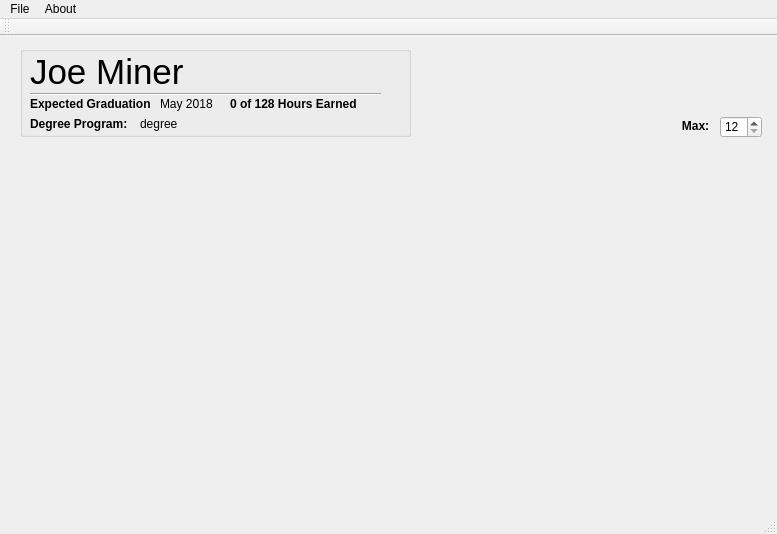
Old version of the form mainwindow.ui in the repository pts211/CS206.
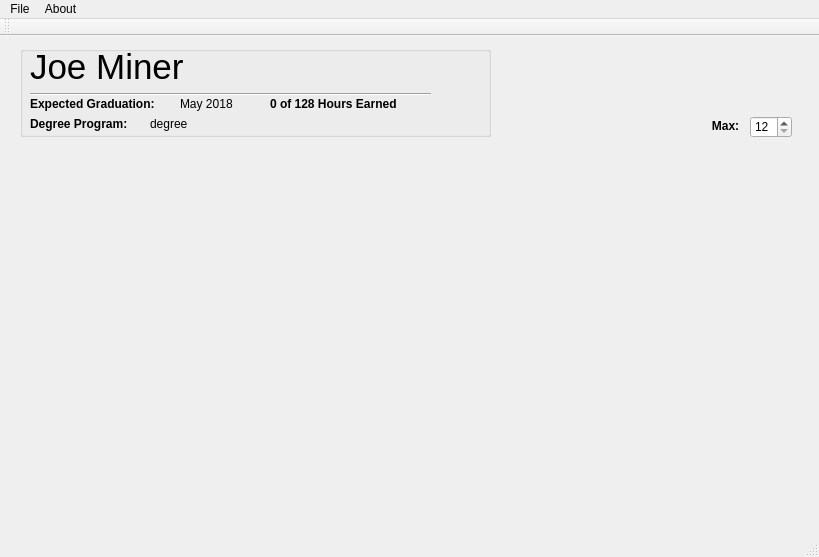
New version of the form.

Commit message: Fixed small window size issues Added about dialog

```diff
--- a/mainwindow.ui
+++ b/mainwindow.ui
@@ -6,8 +6,8 @@
    <rect>
     <x>0</x>
     <y>0</y>
-    <width>777</width>
-    <height>534</height>
+    <width>819</width>
+    <height>557</height>
    </rect>
   </property>
   <property name="sizePolicy">
@@ -28,7 +28,7 @@
      <rect>
       <x>19</x>
       <y>110</y>
-      <width>741</width>
+      <width>781</width>
       <height>371</height>
      </rect>
     </property>
@@ -41,7 +41,7 @@
    <widget class="QLabel" name="maxLabel">
     <property name="geometry">
      <rect>
-      <x>680</x>
+      <x>710</x>
       <y>80</y>
       <width>31</width>
       <height>20</height>
@@ -63,7 +63,7 @@
    <widget class="QSpinBox" name="maxBox">
     <property name="geometry">
      <rect>
-      <x>720</x>
+      <x>750</x>
       <y>80</y>
       <width>42</width>
       <height>22</height>
@@ -81,7 +81,7 @@
      <rect>
       <x>20</x>
       <y>10</y>
-      <width>391</width>
+      <width>471</width>
       <height>91</height>
      </rect>
     </property>
@@ -92,9 +92,9 @@
      <property name="geometry">
       <rect>
        <x>10</x>
-       <y>10</y>
+       <y>0</y>
        <width>361</width>
-       <height>31</height>
+       <height>41</height>
       </rect>
      </property>
      <property name="font">
@@ -111,7 +111,7 @@
     <widget class="QLabel" name="labelDegree">
      <property name="geometry">
       <rect>
-       <x>120</x>
+       <x>130</x>
        <y>70</y>
        <width>231</width>
        <height>16</height>
@@ -130,9 +130,9 @@
     <widget class="QLabel" name="labelHoursEarned">
      <property name="geometry">
       <rect>
-       <x>210</x>
+       <x>250</x>
        <y>50</y>
-       <width>161</width>
+       <width>171</width>
        <height>16</height>
       </rect>
      </property>
@@ -151,7 +151,7 @@
       <rect>
        <x>10</x>
        <y>50</y>
-       <width>121</width>
+       <width>151</width>
        <height>16</height>
       </rect>
      </property>
@@ -170,7 +170,7 @@
       <rect>
        <x>10</x>
        <y>70</y>
-       <width>101</width>
+       <width>111</width>
        <height>16</height>
       </rect>
      </property>
@@ -189,7 +189,7 @@
       <rect>
        <x>10</x>
        <y>40</y>
-       <width>351</width>
+       <width>401</width>
        <height>16</height>
       </rect>
      </property>
@@ -208,7 +208,7 @@
     <widget class="QLabel" name="labelExpGrad">
      <property name="geometry">
       <rect>
-       <x>140</x>
+       <x>160</x>
        <y>50</y>
        <width>101</width>
        <height>16</height>
@@ -231,8 +231,8 @@
     <rect>
      <x>0</x>
      <y>0</y>
-     <width>777</width>
-     <height>21</height>
+     <width>819</width>
+     <height>26</height>
     </rect>
    </property>
    <widget class="QMenu" name="menuAbout">
```
The commit also changes 7 other files.
